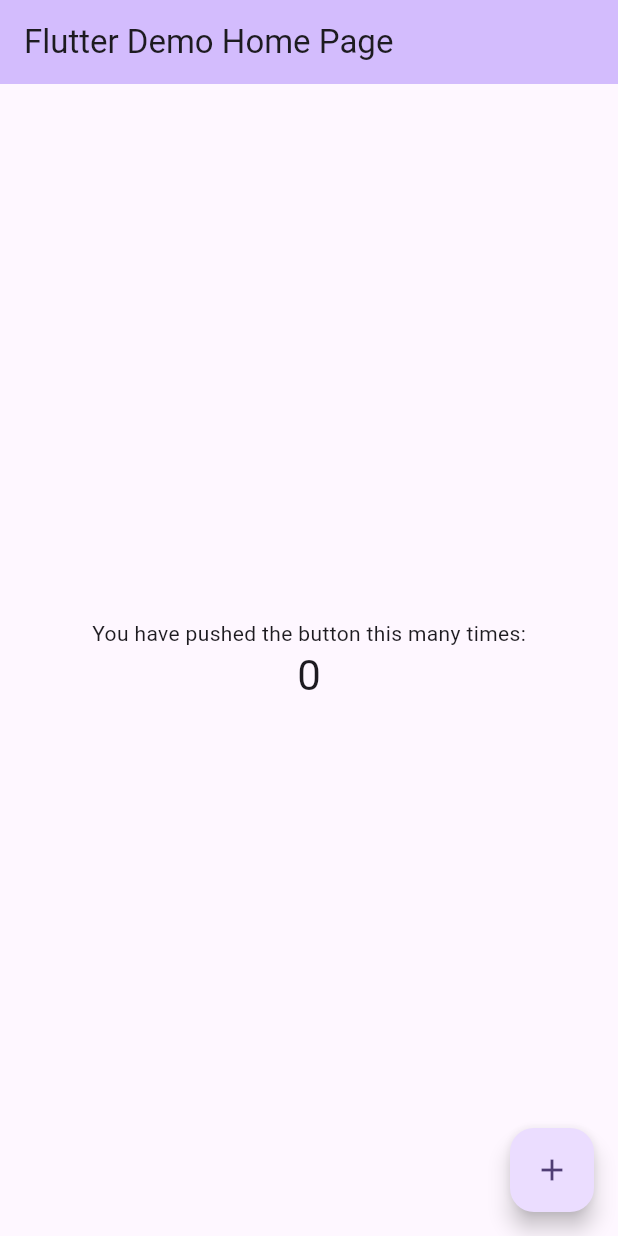
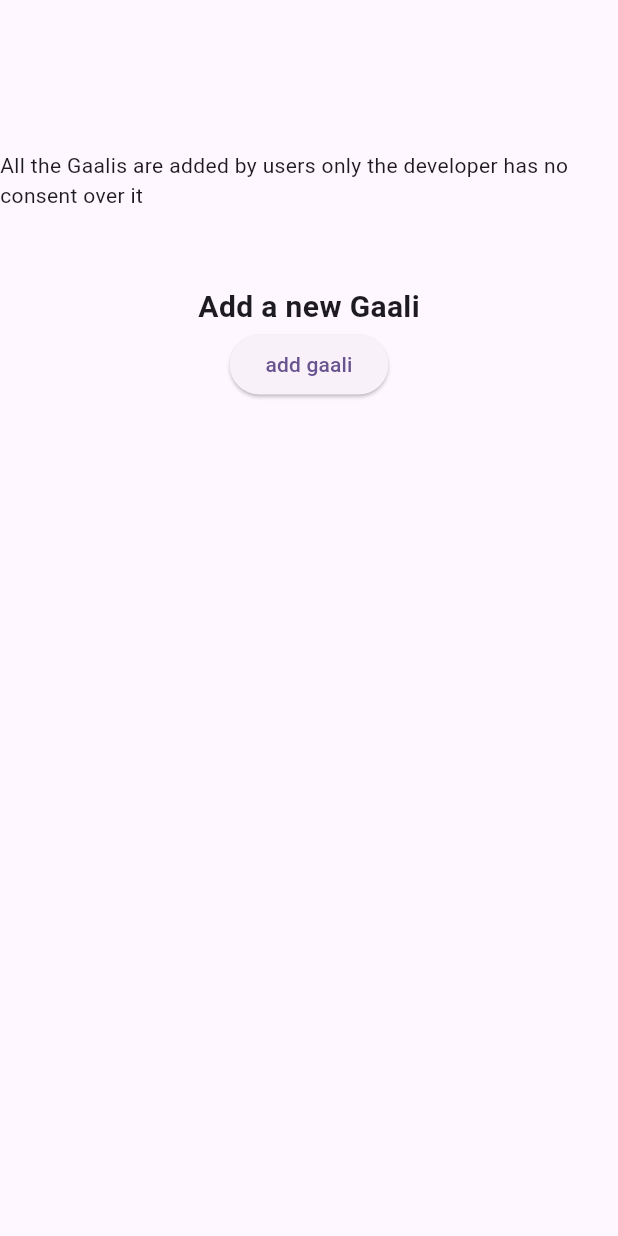
Before and after one commit to Utkarsh4517/gall-e, a Flutter app: the screen it shows after launch, on a phone screen of 412 x 824 dp. Run offline on Flutter 3.47's test engine with Material 2 defaults, Android fonts, the phone set to English and light mode, and no system bars; our stand-ins replace firebase_core; accounts and stored records are empty.

Commit message:
created homepage

```diff
--- /dev/null
+++ b/lib/homepage.dart
@@ -0,0 +1,37 @@
+import 'package:flutter/material.dart';
+
+class HomePage extends StatelessWidget {
+  const HomePage({super.key});
+
+  @override
+  Widget build(BuildContext context) {
+    return Scaffold(
+      body: SingleChildScrollView(
+        child: Column(
+          mainAxisAlignment: MainAxisAlignment.center,
+          crossAxisAlignment: CrossAxisAlignment.center,
+          children: [
+            const SizedBox(height: 100),
+            Container(
+              alignment: Alignment.center,
+              child: const Text(
+                  'All the Gaalis are added by users only the developer has no consent over it'),
+            ),
+            const SizedBox(height: 50),
+            Container(
+              alignment: Alignment.center,
+              child: const Text(
+                'Add a new Gaali',
+                style: TextStyle(
+                  fontWeight: FontWeight.bold,
+                  fontSize: 20,
+                ),
+              ),
+            ),
+            ElevatedButton(onPressed: (){}, child: const Text('add gaali'),),
+          ],
+        ),
+      ),
+    );
+  }
+}
--- a/lib/main.dart
+++ b/lib/main.dart
@@ -1,6 +1,11 @@
+import 'package:firebase_core/firebase_core.dart';
 import 'package:flutter/material.dart';
+import 'package:galle/firebase_options.dart';
+import 'package:galle/homepage.dart';
 
-void main() {
+void main() async {
+  WidgetsFlutterBinding.ensureInitialized();
+  await Firebase.initializeApp(options: DefaultFirebaseOptions.currentPlatform);
   runApp(const MyApp());
 }
 
@@ -11,115 +16,13 @@ class MyApp extends StatelessWidget {
   @override
   Widget build(BuildContext context) {
     return MaterialApp(
-      title: 'Flutter Demo',
+      title: 'Gall-E',
+      debugShowCheckedModeBanner: false,
       theme: ThemeData(
-        // This is the theme of your application.
-        //
-        // TRY THIS: Try running your application with "flutter run". You'll see
-        // the application has a blue toolbar. Then, without quitting the app,
-        // try changing the seedColor in the colorScheme below to Colors.green
-        // and then invoke "hot reload" (save your changes or press the "hot
-        // reload" button in a Flutter-supported IDE, or press "r" if you used
-        // the command line to start the app).
-        //
-        // Notice that the counter didn't reset back to zero; the application
-        // state is not lost during the reload. To reset the state, use hot
-        // restart instead.
-        //
-        // This works for code too, not just values: Most code changes can be
-        // tested with just a hot reload.
         colorScheme: ColorScheme.fromSeed(seedColor: Colors.deepPurple),
         useMaterial3: true,
       ),
-      home: const MyHomePage(title: 'Flutter Demo Home Page'),
+      home: const HomePage(),
     );
   }
 }
-
-class MyHomePage extends StatefulWidget {
-  const MyHomePage({super.key, required this.title});
-
-  // This widget is the home page of your application. It is stateful, meaning
-  // that it has a State object (defined below) that contains fields that affect
-  // how it looks.
-
-  // This class is the configuration for the state. It holds the values (in this
-  // case the title) provided by the parent (in this case the App widget) and
-  // used by the build method of the State. Fields in a Widget subclass are
-  // always marked "final".
-
-  final String title;
-
-  @override
-  State<MyHomePage> createState() => _MyHomePageState();
-}
-
-class _MyHomePageState extends State<MyHomePage> {
-  int _counter = 0;
-
-  void _incrementCounter() {
-    setState(() {
-      // This call to setState tells the Flutter framework that something has
-      // changed in this State, which causes it to rerun the build method below
-      // so that the display can reflect the updated values. If we changed
-      // _counter without calling setState(), then the build method would not be
-      // called again, and so nothing would appear to happen.
-      _counter++;
-    });
-  }
-
-  @override
-  Widget build(BuildContext context) {
-    // This method is rerun every time setState is called, for instance as done
-    // by the _incrementCounter method above.
-    //
-    // The Flutter framework has been optimized to make rerunning build methods
-    // fast, so that you can just rebuild anything that needs updating rather
-    // than having to individually change instances of widgets.
-    return Scaffold(
-      appBar: AppBar(
-        // TRY THIS: Try changing the color here to a specific color (to
-        // Colors.amber, perhaps?) and trigger a hot reload to see the AppBar
-        // change color while the other colors stay the same.
-        backgroundColor: Theme.of(context).colorScheme.inversePrimary,
-        // Here we take the value from the MyHomePage object that was created by
-        // the App.build method, and use it to set our appbar title.
-        title: Text(widget.title),
-      ),
-      body: Center(
-        // Center is a layout widget. It takes a single child and positions it
-        // in the middle of the parent.
-        child: Column(
-          // Column is also a layout widget. It takes a list of children and
-          // arranges them vertically. By default, it sizes itself to fit its
-          // children horizontally, and tries to be as tall as its parent.
-          //
-          // Column has various properties to control how it sizes itself and
-          // how it positions its children. Here we use mainAxisAlignment to
-          // center the children vertically; the main axis here is the vertical
-          // axis because Columns are vertical (the cross axis would be
-          // horizontal).
-          //
-          // TRY THIS: Invoke "debug painting" (choose the "Toggle Debug Paint"
-          // action in the IDE, or press "p" in the console), to see the
-          // wireframe for each widget.
-          mainAxisAlignment: MainAxisAlignment.center,
-          children: <Widget>[
-            const Text(
-              'You have pushed the button this many times:',
-            ),
-            Text(
-              '$_counter',
-              style: Theme.of(context).textTheme.headlineMedium,
-            ),
-          ],
-        ),
-      ),
-      floatingActionButton: FloatingActionButton(
-        onPressed: _incrementCounter,
-        tooltip: 'Increment',
-        child: const Icon(Icons.add),
-      ), // This trailing comma makes auto-formatting nicer for build methods.
-    );
-  }
-}
```
